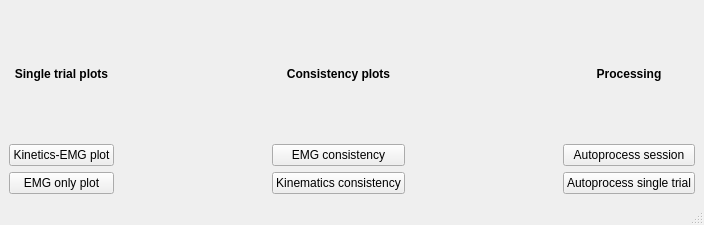
Old version of the form gaitmenu.ui in the repository NCH-Motion-Laboratory/gaitutils.
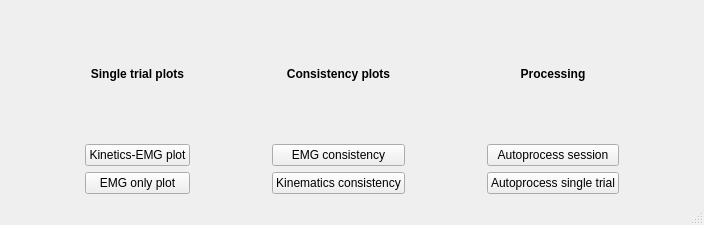
New version of the form.

Diff of the .ui file:
```diff
--- a/gaitmenu.ui
+++ b/gaitmenu.ui
@@ -17,21 +17,50 @@
    <layout class="QHBoxLayout" name="horizontalLayout">
     <item>
      <layout class="QGridLayout" name="gridLayout">
-      <item row="1" column="0">
+      <item row="0" column="0">
+       <spacer name="horizontalSpacer_3">
+        <property name="orientation">
+         <enum>Qt::Horizontal</enum>
+        </property>
+        <property name="sizeHint" stdset="0">
+         <size>
+          <width>40</width>
+          <height>20</height>
+         </size>
+        </property>
+       </spacer>
+      </item>
+      <item row="1" column="1">
        <widget class="QPushButton" name="btnKinEMG">
         <property name="text">
          <string>Kinetics-EMG plot</string>
         </property>
        </widget>
       </item>
-      <item row="2" column="0">
+      <item row="2" column="1">
        <widget class="QPushButton" name="btnEMG">
         <property name="text">
          <string>EMG only plot</string>
         </property>
        </widget>
       </item>
-      <item row="1" column="3">
+      <item row="0" column="3">
+       <widget class="QLabel" name="label_2">
+        <property name="font">
+         <font>
+          <weight>75</weight>
+          <bold>true</bold>
+         </font>
+        </property>
+        <property name="text">
+         <string>Consistency plots</string>
+        </property>
+        <property name="alignment">
+         <set>Qt::AlignCenter</set>
+        </property>
+       </widget>
+      </item>
+      <item row="1" column="4">
        <spacer name="horizontalSpacer_2">
         <property name="orientation">
          <enum>Qt::Horizontal</enum>
@@ -44,35 +73,35 @@
         </property>
        </spacer>
       </item>
-      <item row="2" column="4">
+      <item row="2" column="5">
        <widget class="QPushButton" name="btnAutoprocTrial">
         <property name="text">
          <string>Autoprocess single trial</string>
         </property>
        </widget>
       </item>
-      <item row="1" column="4">
+      <item row="1" column="5">
        <widget class="QPushButton" name="btnAutoprocSession">
         <property name="text">
          <string>Autoprocess session</string>
         </property>
        </widget>
       </item>
-      <item row="1" column="2">
+      <item row="1" column="3">
        <widget class="QPushButton" name="btnEMGCons">
         <property name="text">
          <string>EMG consistency</string>
         </property>
        </widget>
       </item>
-      <item row="2" column="2">
+      <item row="2" column="3">
        <widget class="QPushButton" name="btnKinCons">
         <property name="text">
          <string>Kinematics consistency</string>
         </property>
        </widget>
       </item>
-      <item row="1" column="1">
+      <item row="1" column="2">
        <spacer name="horizontalSpacer">
         <property name="orientation">
          <enum>Qt::Horizontal</enum>
@@ -85,7 +114,7 @@
         </property>
        </spacer>
       </item>
-      <item row="0" column="0">
+      <item row="0" column="1">
        <widget class="QLabel" name="label">
         <property name="font">
          <font>
@@ -101,23 +130,7 @@
         </property>
        </widget>
       </item>
-      <item row="0" column="2">
-       <widget class="QLabel" name="label_2">
-        <property name="font">
-         <font>
-          <weight>75</weight>
-          <bold>true</bold>
-         </font>
-        </property>
-        <property name="text">
-         <string>Consistency plots</string>
-        </property>
-        <property name="alignment">
-         <set>Qt::AlignCenter</set>
-        </property>
-       </widget>
-      </item>
-      <item row="0" column="4">
+      <item row="0" column="5">
        <widget class="QLabel" name="label_3">
         <property name="font">
          <font>
@@ -133,6 +146,19 @@
         </property>
        </widget>
       </item>
+      <item row="0" column="6">
+       <spacer name="horizontalSpacer_4">
+        <property name="orientation">
+         <enum>Qt::Horizontal</enum>
+        </property>
+        <property name="sizeHint" stdset="0">
+         <size>
+          <width>40</width>
+          <height>20</height>
+         </size>
+        </property>
+       </spacer>
+      </item>
      </layout>
     </item>
    </layout>
```
